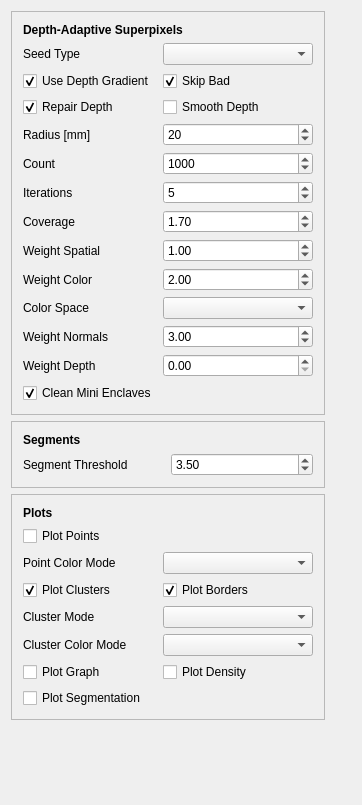
First picture: the form in dasp_gui/WdgtSuperpixelParameters.ui, repository Danvil/dasp, before the edit.
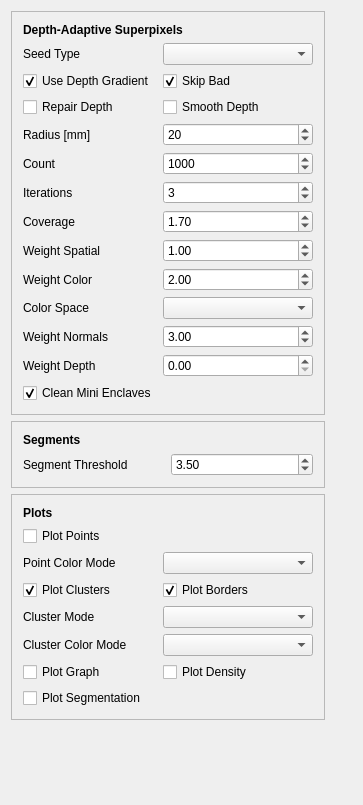
Second picture: the form after the edit.

Commit message: Repair Depth is now disabled per default. Decreased number of iterations to 3.

Patch:
```diff
--- a/dasp_gui/WdgtSuperpixelParameters.ui
+++ b/dasp_gui/WdgtSuperpixelParameters.ui
@@ -6,7 +6,7 @@
    <rect>
     <x>0</x>
     <y>0</y>
-    <width>362</width>
+    <width>363</width>
     <height>805</height>
    </rect>
   </property>
@@ -76,7 +76,7 @@
          <number>100</number>
         </property>
         <property name="value">
-         <number>5</number>
+         <number>3</number>
         </property>
        </widget>
       </item>
@@ -212,7 +212,7 @@
          <string>Repair Depth</string>
         </property>
         <property name="checked">
-         <bool>true</bool>
+         <bool>false</bool>
         </property>
        </widget>
       </item>
```
